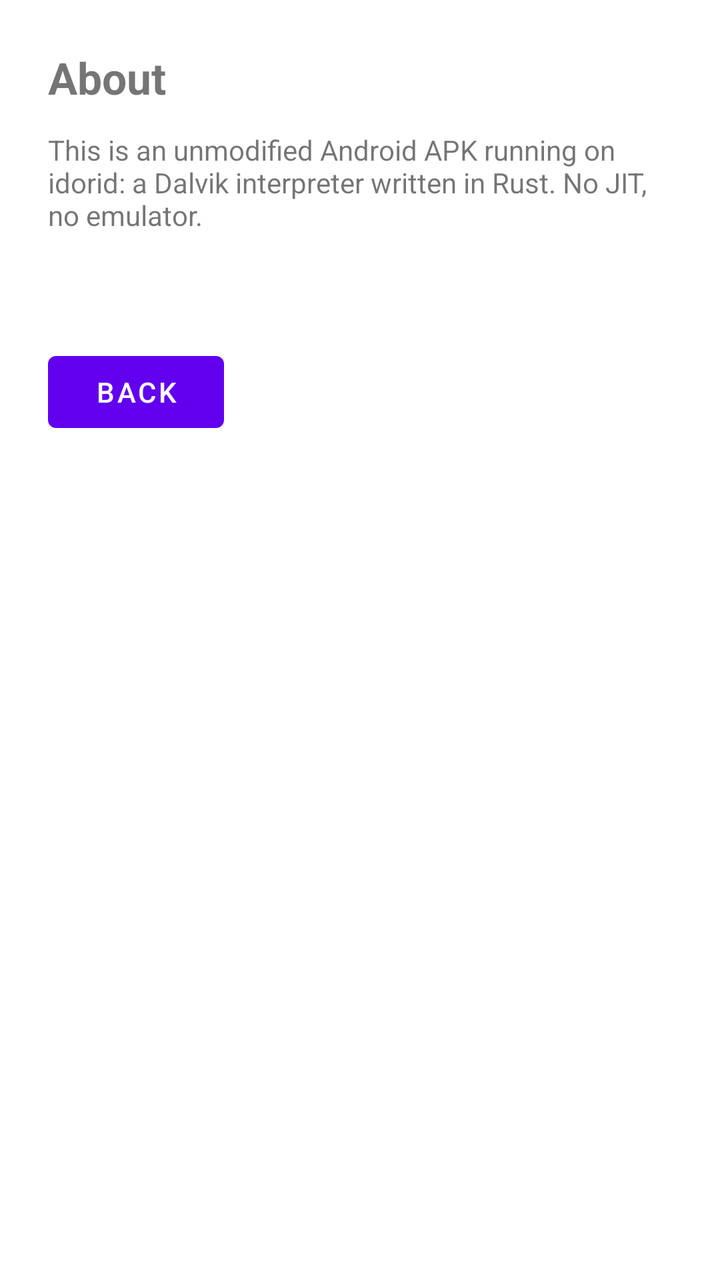
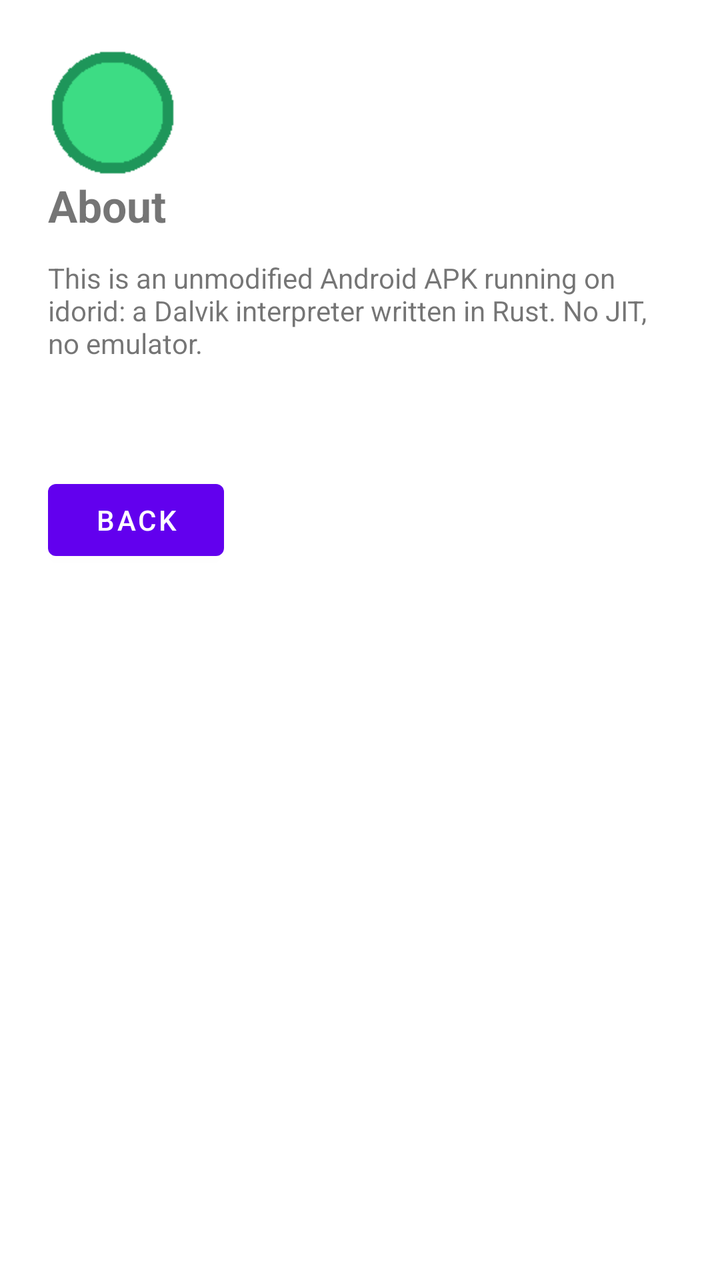

An Android layout rendered at two revisions. The XML below is the earlier revision; the diff shows what the commit changed to produce the second picture.
<!-- AndroidManifest.xml: fallback theme Theme.MaterialComponents.DayNight.NoActionBar -->
<!-- res/layout/activity_about.xml -->
<?xml version="1.0" encoding="utf-8"?>
<LinearLayout xmlns:android="http://schemas.android.com/apk/res/android"
    android:layout_width="match_parent" android:layout_height="match_parent" android:orientation="vertical" android:padding="24dp">
    <TextView android:layout_width="match_parent" android:layout_height="wrap_content" android:textSize="22sp" android:textStyle="bold" android:text="@string/about" />
    <TextView android:id="@+id/body" android:layout_width="match_parent" android:layout_height="wrap_content" android:layout_marginTop="12dp" android:text="@string/about_text" />
    <TextView android:id="@+id/stats" android:layout_width="match_parent" android:layout_height="wrap_content" android:layout_marginTop="12dp" />
    <Button android:id="@+id/done" android:layout_width="wrap_content" android:layout_height="wrap_content" android:layout_marginTop="24dp" android:text="Back" />
</LinearLayout>
<!-- resources referenced by this layout -->
<resources>
  <string name="about">About</string>
  <string name="about_text">This is an unmodified Android APK running on idorid: a Dalvik interpreter written in Rust. No JIT, no emulator.</string>
</resources>

<!-- the commit's change to res/layout/activity_about.xml (unified diff, before → after) -->
@@ -1,6 +1,7 @@
 <?xml version="1.0" encoding="utf-8"?>
 <LinearLayout xmlns:android="http://schemas.android.com/apk/res/android"
     android:layout_width="match_parent" android:layout_height="match_parent" android:orientation="vertical" android:padding="24dp">
+    <ImageView android:id="@+id/logo" android:layout_width="64dp" android:layout_height="64dp" android:src="@drawable/logo" />
     <TextView android:layout_width="match_parent" android:layout_height="wrap_content" android:textSize="22sp" android:textStyle="bold" android:text="@string/about" />
     <TextView android:id="@+id/body" android:layout_width="match_parent" android:layout_height="wrap_content" android:layout_marginTop="12dp" android:text="@string/about_text" />
     <TextView android:id="@+id/stats" android:layout_width="match_parent" android:layout_height="wrap_content" android:layout_marginTop="12dp" />
<!-- resource entries referenced after the edit -->
@@ -1,5 +1,6 @@
 <!-- resources referenced by this layout -->
 <resources>
+  <!-- drawable logo: png bitmap (drawable, 426 bytes) -->
   <string name="about">About</string>
   <string name="about_text">This is an unmodified Android APK running on idorid: a Dalvik interpreter written in Rust. No JIT, no emulator.</string>
 </resources>
